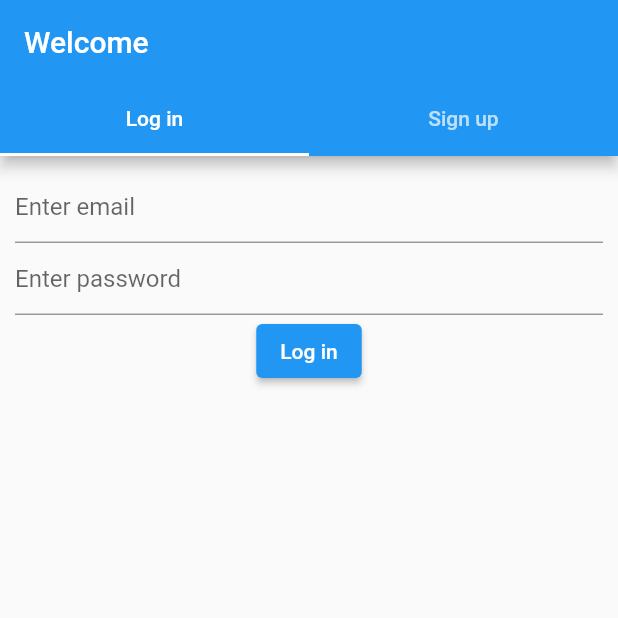
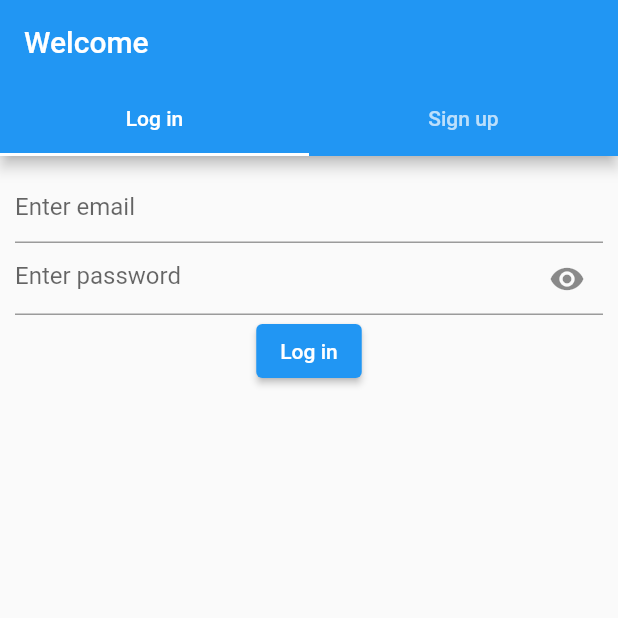
Before and after one commit to AndrejPer/TNBeautiesApp, a Flutter app: the WelcomeScreen screen opened directly, on a phone screen of 412 x 824 dp, the top half of it. Run offline on Flutter 3.47's test engine with Material 2 defaults, Android fonts, the phone set to English and light mode, and no system bars; our stand-ins replace get, google_maps_flutter, shared_preferences; accounts and stored records are empty; network calls fail.

Commit message:
logging out and redirecting festure

```diff
--- a/tnbeautiesapp/lib/main.dart
+++ b/tnbeautiesapp/lib/main.dart
@@ -12,7 +12,7 @@ class MyApp extends StatelessWidget {
   @override
   Widget build(BuildContext context) {
     return const MaterialApp(
-      home: HomePage(),
+      home: WelcomeScreen(),
     );
   }
 }
--- a/tnbeautiesapp/lib/models/comment.dart
+++ b/tnbeautiesapp/lib/models/comment.dart
@@ -18,7 +18,7 @@ class Comment {
       id: int.parse(json['id']),
       publishTime: DateTime.parse(json['publish_time']),
       content: json['content'],
-      userID: int.parse(json['user_id']),
+      userID: int.parse(json['author_id']),
       reviewID: json['review_id'] == null ? null : int.parse(json['review_id']),
       postID: json['post_id'] == null ? null : int.parse(json['post_id']));
 }
--- a/tnbeautiesapp/lib/screens/home_page.dart
+++ b/tnbeautiesapp/lib/screens/home_page.dart
@@ -15,8 +15,6 @@ class HomePage extends StatefulWidget {
 }
 
 class _HomePageState extends State<HomePage> {
-  final Location ljubljana = MockLocation.FetchAny();
-
   int index = 0;
 
   final screens = const [
--- a/tnbeautiesapp/lib/screens/post_screen.dart
+++ b/tnbeautiesapp/lib/screens/post_screen.dart
@@ -50,8 +50,6 @@ class _PostScreenState extends State<PostScreen> {
             child: Row(
               mainAxisAlignment: MainAxisAlignment.spaceBetween,
               children: [
-                const ElevatedButton(
-                    onPressed: null, child: Text('Add Photos')),
                 ElevatedButton(
                     onPressed: () => showDialog(
                         context: context,
@@ -81,7 +79,6 @@ class _PostScreenState extends State<PostScreen> {
       scheme: 'https',
       host: 'student.famnit.upr.si',
       path: '/~89201045/postPost.php',
-      port: 22,
     );
 
     SharedPreferences preferences = await SharedPreferences.getInstance();
@@ -93,7 +90,7 @@ class _PostScreenState extends State<PostScreen> {
     var data = {
       'publish_time': DateTime.now().toString(),
       'content': _controller.text,
-      'author_id': authorId
+      'author_id': authorId,
     };
 
     http.Response response = await http.post(url, body: data);
--- a/tnbeautiesapp/lib/screens/profile_screen.dart
+++ b/tnbeautiesapp/lib/screens/profile_screen.dart
@@ -32,8 +32,9 @@ class _ProfileScreenState extends State<ProfileScreen> {
 
       SharedPreferences pref = await SharedPreferences.getInstance();
       final String? user = pref.getString('userJson');
+      print('gonna try get the name');
       userName = user == null
-          ? 'Andrej Perkovic'
+          ? 'Unknown'
           : jsonDecode(user)['first_name'] +
               " " +
               jsonDecode(user)['last_name'];
@@ -58,6 +59,7 @@ class _ProfileScreenState extends State<ProfileScreen> {
         floatingActionButton: Padding(
           padding: const EdgeInsets.all(10.0),
           child: FloatingActionButton(
+            child: const Icon(Icons.logout),
             onPressed: () async {
               SharedPreferences pref = await SharedPreferences.getInstance();
               await pref.clear();
@@ -97,6 +99,7 @@ class _ProfileScreenState extends State<ProfileScreen> {
 
     SharedPreferences preferences = await SharedPreferences.getInstance();
     var id = jsonDecode(preferences.getString('userJson')!)['id'];
+    print('gonna try with id $id');
 
     //TODO: correct id to actual
     var data = {'author_id': id.toString()};
@@ -107,7 +110,6 @@ class _ProfileScreenState extends State<ProfileScreen> {
     if (response.statusCode == 200) {
       //since we will just get a collection of jsons
       final List<dynamic> resultArray = jsonDecode(response.body);
-      //print('${resultArray[0]} and ${resultArray[1]}');
       for (var i in resultArray) {
         list.add(Post.fromJson(i));
       }
--- a/tnbeautiesapp/lib/screens/view_comments_screen.dart
+++ b/tnbeautiesapp/lib/screens/view_comments_screen.dart
@@ -111,7 +111,6 @@ class _ViewCommentsScreenState extends State<ViewCommentsScreen> {
       scheme: 'https',
       host: 'student.famnit.upr.si',
       path: '/~89201045/postCommentOnPost.php',
-      port: 22,
     );
 
     SharedPreferences preferences = await SharedPreferences.getInstance();
--- a/tnbeautiesapp/lib/widgets/comment_widget.dart
+++ b/tnbeautiesapp/lib/widgets/comment_widget.dart
@@ -34,12 +34,12 @@ class CommentWidget extends StatelessWidget {
     var url = Uri(
       scheme: 'https',
       host: 'student.famnit.upr.si',
-      path: '/~89201045/getUser.php',
-      port: 22,
+      path: '/~89201045/getUserName.php',
     );
 
     http.Response response =
         await http.get(url, headers: {'id': comment.userID.toString()});
+    print(response.statusCode);
 
     if (response.statusCode == 200) {
       print('getting name');
--- a/tnbeautiesapp/lib/widgets/google_maps_widget.dart
+++ b/tnbeautiesapp/lib/widgets/google_maps_widget.dart
@@ -15,7 +15,7 @@ class GoogleMapsWidget extends StatefulWidget {
 class _GoogleMapsWidgetState extends State<GoogleMapsWidget> {
   late GoogleMapController _controller;
   static const CameraPosition _ljubljanaPosition =
-      CameraPosition(target: LatLng(46.061375, 14.506621), zoom: 12);
+      CameraPosition(target: LatLng(46.061375, 14.506621), zoom: 8);
   bool _loaded = false;
   List<Location> locations = [];
 
--- a/tnbeautiesapp/lib/widgets/login_form.dart
+++ b/tnbeautiesapp/lib/widgets/login_form.dart
@@ -18,6 +18,7 @@ class _LoginFormState extends State<LoginForm> {
   final _emailController = TextEditingController();
   final _passwordController = TextEditingController();
   bool _logged = false;
+  bool _isObscure = true;
 
   @override
   Widget build(BuildContext context) {
@@ -46,8 +47,17 @@ class _LoginFormState extends State<LoginForm> {
               TextFormField(
                 controller: _passwordController,
                 obscureText: true,
-                decoration: const InputDecoration(
+                decoration: InputDecoration(
                   hintText: 'Enter password',
+                  // this button is used to toggle the password visibility
+                  suffixIcon: IconButton(
+                      icon: Icon(
+                          _isObscure ? Icons.visibility : Icons.visibility_off),
+                      onPressed: () {
+                        setState(() {
+                          _isObscure = !_isObscure;
+                        });
+                      }),
                 ),
                 validator: (value) {
                   if (value == null || value.isEmpty) {
```
Also changed, not shown: 4 other files.
